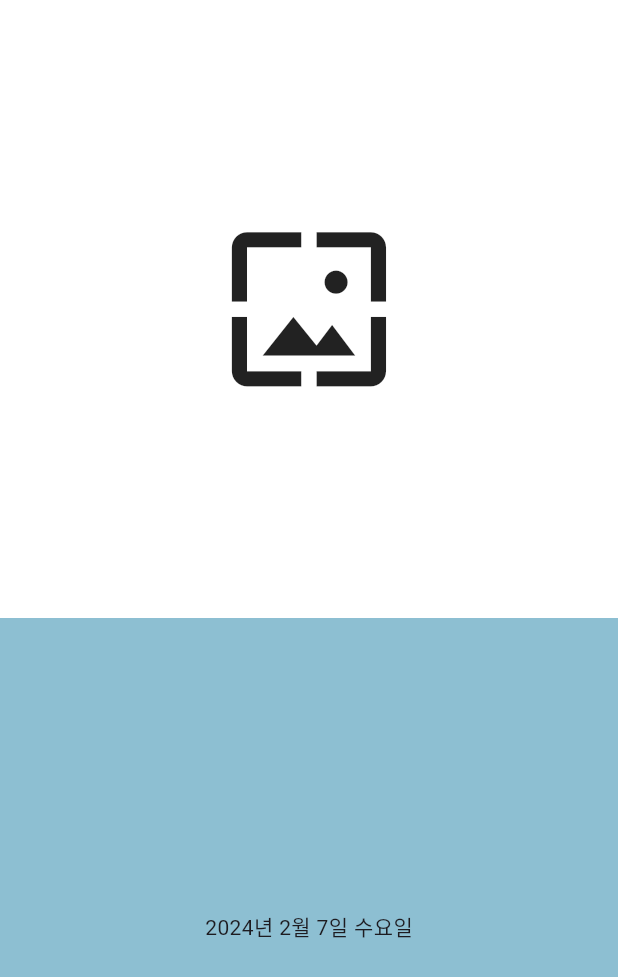
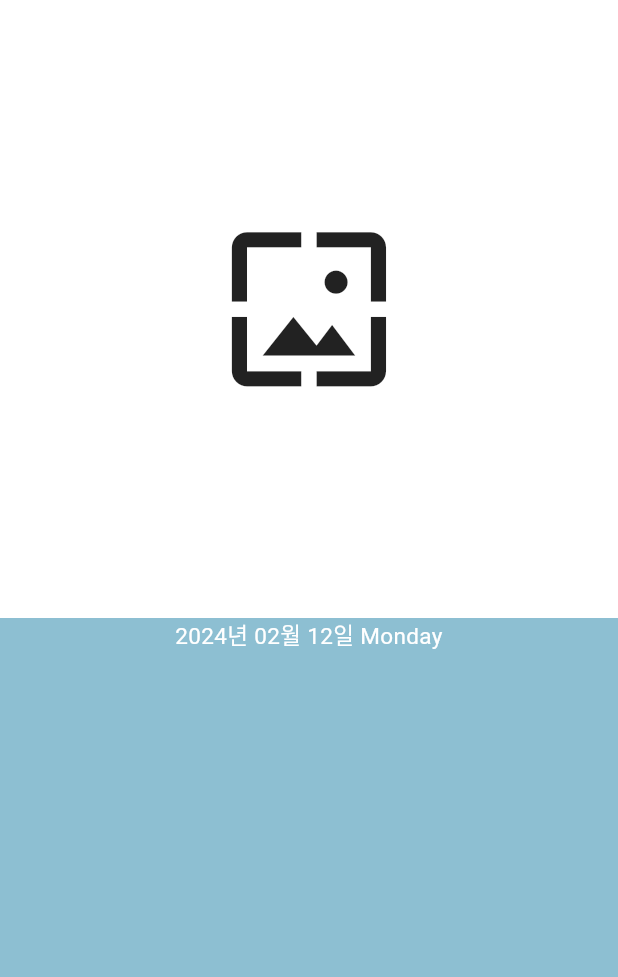
Before and after one commit to Dara-Kim/Front_Flutter, a Flutter app: the Upload screen opened directly, on a phone screen of 412 x 824 dp. Shown: the top 977 px of the screen. Run offline on Flutter 3.47's test engine with Material 3 defaults, Android fonts, the light colour scheme and no system bars; our stand-ins replace image_picker; network calls fail.

```diff
--- a/Dasori/lib/main.dart
+++ b/Dasori/lib/main.dart
@@ -18,7 +18,7 @@ class MyApp extends StatelessWidget {
         create: (context) => AuthProvider(),
         child: Consumer<AuthProvider>(
           builder: (context, auth, child) {
-            return auth.isAuthenticated ? NavBar() : Login();
+            return auth.isAuthenticated ? NavBar() : NavBar();
           },
         ),
       ),
--- a/Dasori/lib/screens/diary/parent_diary_upload.dart
+++ b/Dasori/lib/screens/diary/parent_diary_upload.dart
@@ -2,6 +2,7 @@ import 'dart:io';
 import 'package:flutter/material.dart';
 import 'package:flutter/services.dart';
 import 'package:image_picker/image_picker.dart';
+import 'package:intl/intl.dart';
 
 class Upload extends StatefulWidget {
   const Upload({Key? key}) : super(key: key);
@@ -36,26 +37,33 @@ class _UploadState extends State<Upload> {
         child: Center(
           child: _image == null
               ? Icon(Icons.wallpaper, size: MediaQuery.of(context).size.height * 0.15)
-              : Image.file(File(_image!.path)),
+              : Image.file(File(_image!.path),
+              width: MediaQuery.of(context).size.width,
+              height: MediaQuery.of(context).size.height * 0.5,
+              fit: BoxFit.cover,
+          ),
         ),
       ),
     );
   }
 
   Widget inputText() {
-    return GestureDetector(
-      onTap: () {
-        getImage(ImageSource.gallery);
-      },
-      child: Container(
+    return Container(
       color: const Color(0xff8DBFD2),
       width: MediaQuery.of(context).size.width,
       height: MediaQuery.of(context).size.height * 0.5,
-        child: Center(
-          child: Text(
-            '2024년 2월 7일 수요일'
+      child: Column(
+        children: [
+          Text(
+              DateFormat('yyyy년 MM월 dd일 EEEE').format(DateTime.now()),
+              textAlign: TextAlign.end,
+              style: TextStyle(
+                color: Colors.white,
+                fontSize:15,
               )
           ),
+
+        ],
         ),
       );
   }
@@ -69,10 +77,9 @@ class _UploadState extends State<Upload> {
     return Scaffold(
         backgroundColor: const Color(0xfff4f3f9),
         body: Column(
-          mainAxisAlignment: MainAxisAlignment.start,
           children: [
             showImage(),
-            inputText()
+            inputText(),
           ],
 
         )
```
Also changed, not shown: Dasori/lib/widgets/navigation_bar.dart (+47 -59 lines). Lines whose indentation alone changed are shown as unchanged.
